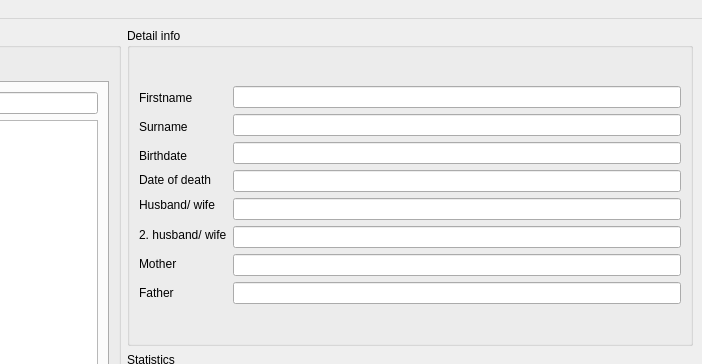
Qt form src/window.ui (peeregrinus/GenDB) before a commit; both pictures show x 498 to 1200 and y 0 to 364 of the 1200 by 700 pixel window.
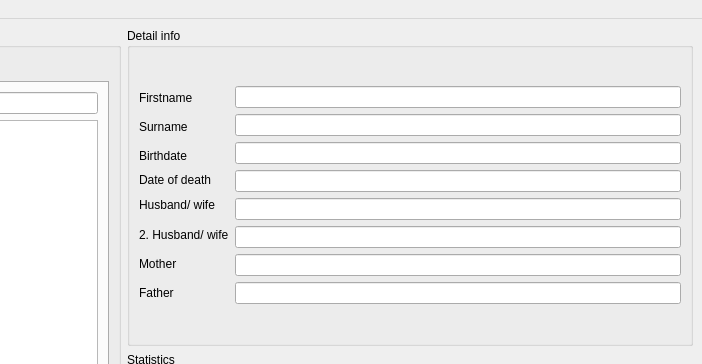
The same form after that commit. The open tabs and pages were chosen to show the change.

Patch:
```diff
--- a/src/window.ui
+++ b/src/window.ui
@@ -69,7 +69,7 @@
            <item>
             <widget class="QLabel" name="hw2Label">
              <property name="text">
-              <string>2. husband/ wife</string>
+              <string>2. Husband/ wife</string>
              </property>
             </widget>
            </item>
@@ -111,7 +111,11 @@
             </widget>
            </item>
            <item>
-            <widget class="QLineEdit" name="hw2Edit"/>
+            <widget class="QLineEdit" name="hw2Edit">
+             <property name="readOnly">
+              <bool>true</bool>
+             </property>
+            </widget>
            </item>
            <item>
             <widget class="QLineEdit" name="parent1Edit">
```
Left out of the diff: 7 changed lines with no effect on the pictures.
